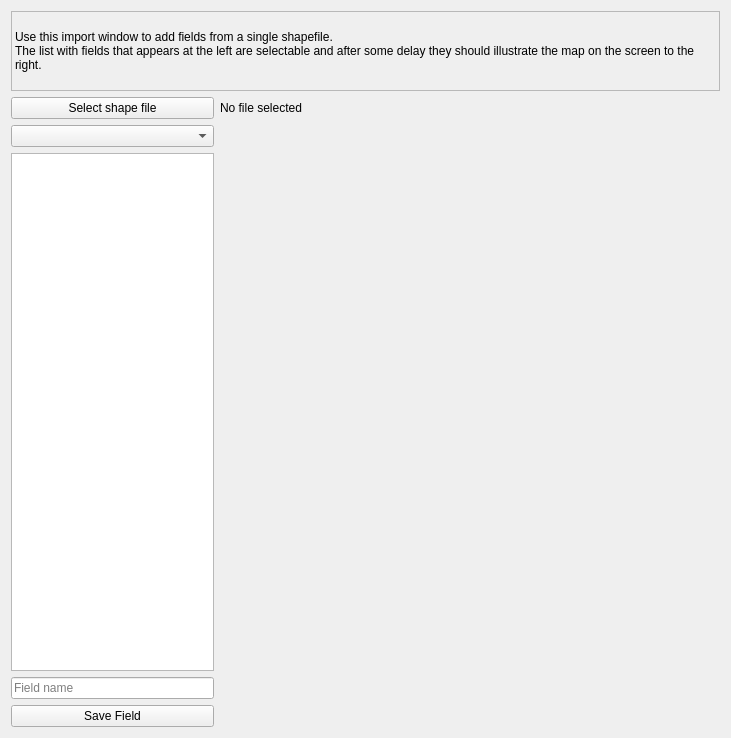
Before: the Qt Designer form widgets/findshapefile.ui in axelande/geodatafarm3, drawn with Qt 5.
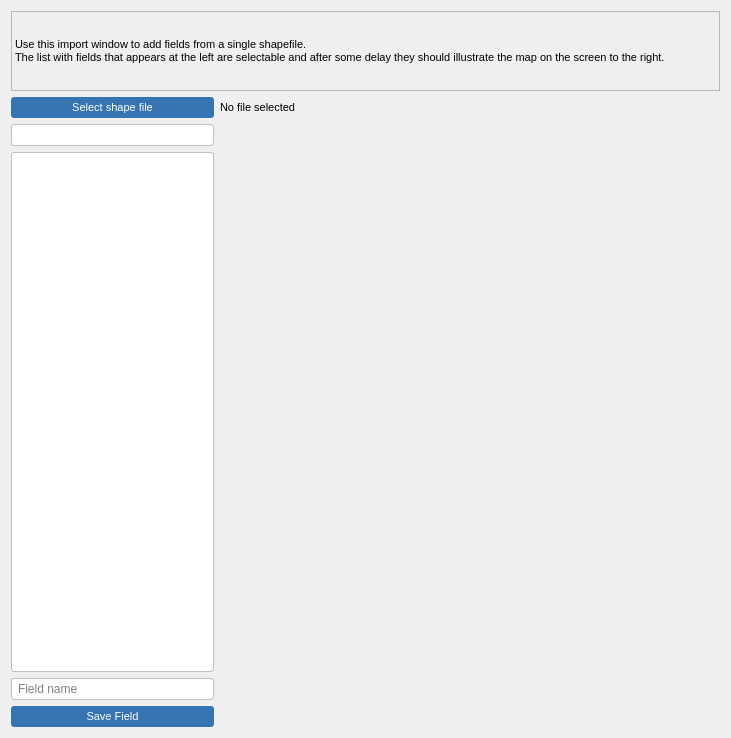
After: the same form once the commit is applied.

Diff of the .ui file:
```diff
--- a/widgets/findshapefile.ui
+++ b/widgets/findshapefile.ui
@@ -13,7 +13,150 @@
   <property name="windowTitle">
    <string>Find field from a shapefile</string>
   </property>
-  <layout class="QGridLayout" name="gridLayout_2">
+  <property name="styleSheet"><string notr="true">
+/* === Global === */
+* {
+  font-family: "Segoe UI", sans-serif;
+  font-size: 9pt;
+}
+
+/* === Tab bars === */
+QTabWidget::pane {
+  border: 1px solid #c0c0c0;
+  border-radius: 3px;
+  background: #ffffff;
+}
+QTabBar::tab {
+  background: #f0f0f0;
+  border: 1px solid #c0c0c0;
+  border-bottom: none;
+  border-top-left-radius: 3px;
+  border-top-right-radius: 3px;
+  padding: 4px 10px;
+  margin-right: 1px;
+  font-size: 8pt;
+}
+QTabBar::tab:selected {
+  background: #ffffff;
+  border-bottom: 2px solid #3574b0;
+  font-weight: bold;
+}
+QTabBar::tab:hover:!selected {
+  background: #e4e4e4;
+}
+
+/* === Buttons === */
+QPushButton {
+  background-color: #3574b0;
+  color: white;
+  border: none;
+  border-radius: 3px;
+  padding: 4px 10px;
+  font-size: 8pt;
+}
+QPushButton:hover {
+  background-color: #2a5f8f;
+}
+QPushButton:pressed {
+  background-color: #1e4a6e;
+}
+QPushButton:disabled {
+  background-color: #b0b0b0;
+  color: #e0e0e0;
+}
+
+/* === Inputs === */
+QLineEdit, QPlainTextEdit, QTextEdit {
+  border: 1px solid #c0c0c0;
+  border-radius: 3px;
+  padding: 2px 4px;
+  background: #ffffff;
+}
+QLineEdit:focus, QPlainTextEdit:focus, QTextEdit:focus {
+  border: 1px solid #3574b0;
+}
+
+/* === Combo boxes === */
+QComboBox {
+  border: 1px solid #c0c0c0;
+  border-radius: 3px;
+  padding: 2px 4px;
+  background: #ffffff;
+}
+QComboBox:hover {
+  border: 1px solid #3574b0;
+}
+QComboBox::drop-down {
+  border: none;
+  width: 20px;
+}
+
+/* === Lists === */
+QListWidget {
+  border: 1px solid #c0c0c0;
+  border-radius: 3px;
+  background: #ffffff;
+}
+
+/* === Group boxes === */
+QGroupBox {
+  border: 1px solid #c0c0c0;
+  border-radius: 3px;
+  margin-top: 8px;
+  padding-top: 8px;
+  font-weight: bold;
+  font-size: 8pt;
+}
+QGroupBox::title {
+  subcontrol-origin: margin;
+  left: 8px;
+  padding: 0 3px;
+}
+
+/* === Radio &amp; Check === */
+QRadioButton, QCheckBox {
+  spacing: 4px;
+  font-size: 8pt;
+}
+
+/* === Labels === */
+QLabel {
+  font-size: 8pt;
+}
+
+/* === Calendar === */
+QCalendarWidget {
+  border: 1px solid #c0c0c0;
+  border-radius: 3px;
+}
+
+/* === Table === */
+QTableWidget, QTableView {
+  border: 1px solid #c0c0c0;
+  border-radius: 3px;
+  gridline-color: #e0e0e0;
+}
+QHeaderView::section {
+  background-color: #f0f0f0;
+  border: none;
+  border-bottom: 1px solid #c0c0c0;
+  border-right: 1px solid #e0e0e0;
+  padding: 3px 6px;
+  font-weight: bold;
+  font-size: 8pt;
+}
+
+/* === Spin boxes === */
+QSpinBox, QDoubleSpinBox, QDateEdit, QTimeEdit {
+  border: 1px solid #c0c0c0;
+  border-radius: 3px;
+  padding: 2px 4px;
+  background: #ffffff;
+}
+QSpinBox:focus, QDoubleSpinBox:focus, QDateEdit:focus, QTimeEdit:focus {
+  border: 1px solid #3574b0;
+}
+</string></property><layout class="QGridLayout" name="gridLayout_2">
    <item row="0" column="0">
     <layout class="QVBoxLayout" name="verticalLayout">
      <item>
```
Left out of the diff: 14 changed lines with no effect on the pictures.
